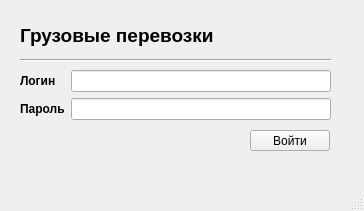
akosleepe/Project, file lib/loginwindow.ui: the form before one commit.
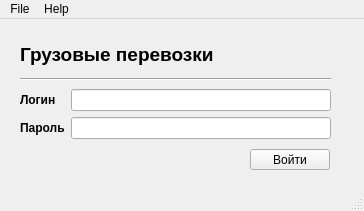
The form after the commit.

```diff
--- a/lib/loginwindow.ui
+++ b/lib/loginwindow.ui
@@ -114,6 +114,20 @@
      <height>20</height>
     </rect>
    </property>
+   <widget class="QMenu" name="menuFile">
+    <property name="title">
+     <string>File</string>
+    </property>
+    <addaction name="actionExit"/>
+   </widget>
+   <widget class="QMenu" name="menuHelp">
+    <property name="title">
+     <string>Help</string>
+    </property>
+    <addaction name="actionAbout"/>
+   </widget>
+   <addaction name="menuFile"/>
+   <addaction name="menuHelp"/>
   </widget>
   <widget class="QStatusBar" name="statusbar"/>
  </widget>
```
Left out of the diff: 44 changed lines with no effect on the pictures.
